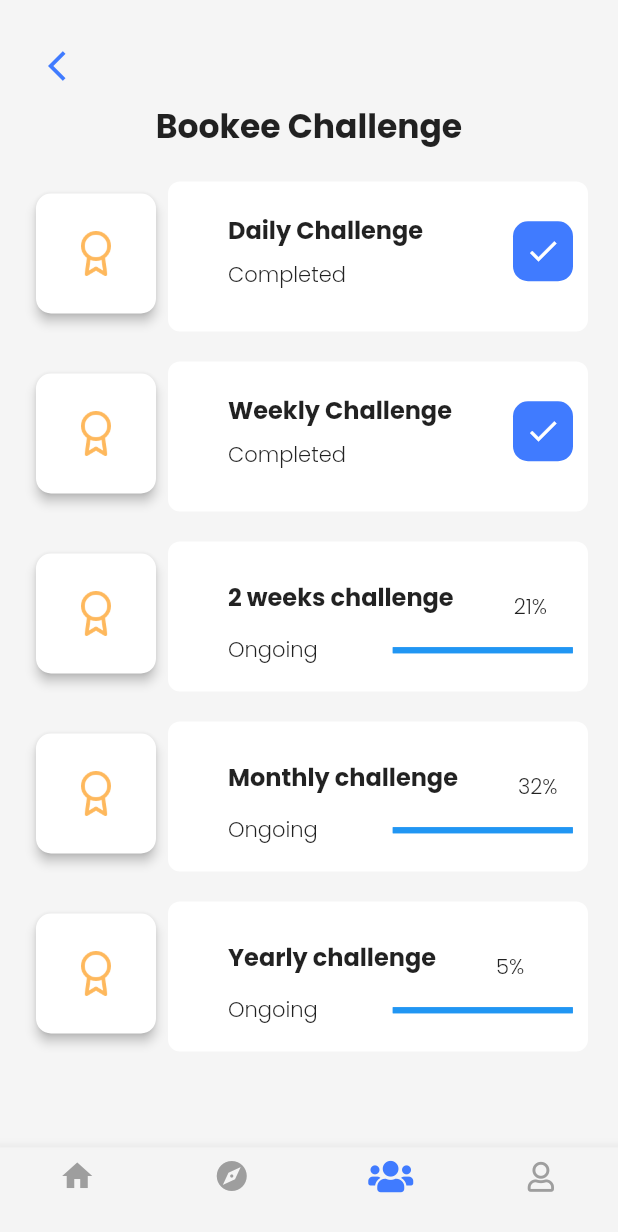
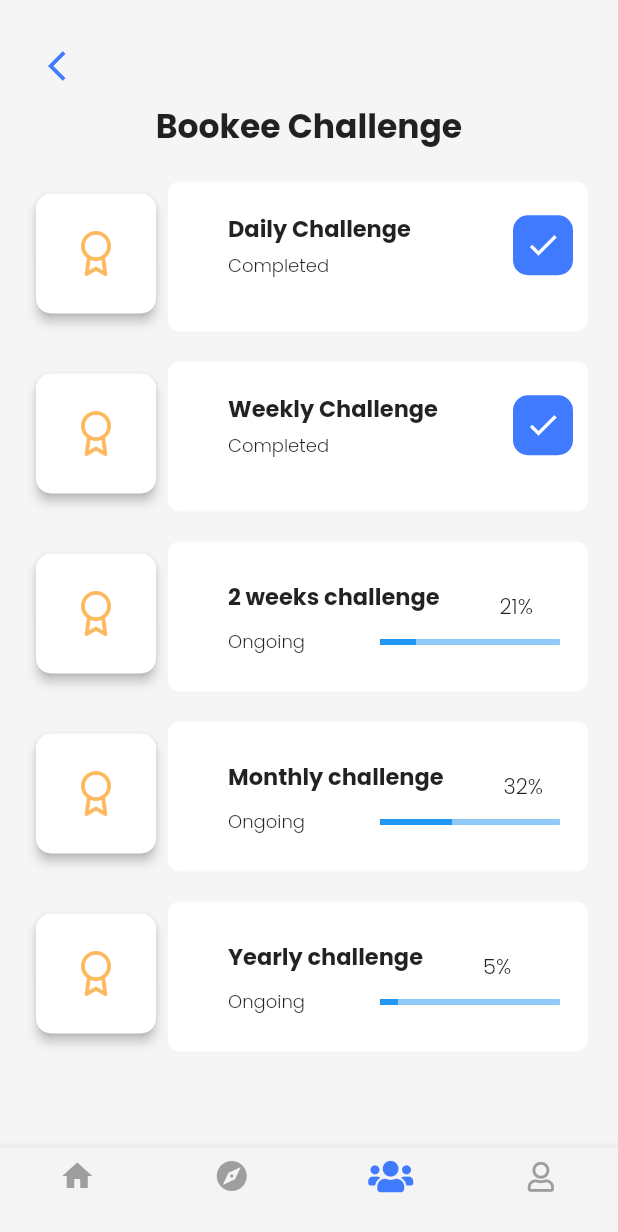
Before and after one commit to KingsleyUsoroeno/Bookee-explore, a Flutter app: the screen it shows after launch, item 3 of the bottom bar chosen, on a phone screen of 412 x 824 dp. Shown: the top 1232 px of the screen. Run offline on Flutter 3.47's test engine with Material 2 defaults, Android fonts, the phone set to English and light mode, and no system bars; our stand-ins replace font_awesome_flutter.

Commit message:
added progress to linear progress indicator

```diff
--- a/lib/ui/screens/users_screen.dart
+++ b/lib/ui/screens/users_screen.dart
@@ -22,11 +22,11 @@ class UsersScreen extends StatelessWidget {
               SizedBox(height: 20.0),
               _buildChallengeWidget(challengeType: "Weekly Challenge", isCompleted: true, progressLevel: "0"),
               SizedBox(height: 20.0),
-              _buildChallengeWidget(challengeType: "2 weeks challenge", isCompleted: false, progressLevel: "21%"),
+              _buildChallengeWidget(challengeType: "2 weeks challenge", isCompleted: false, progressLevel: "21%", progress: 0.2),
               SizedBox(height: 20.0),
-              _buildChallengeWidget(challengeType: "Monthly challenge", isCompleted: false, progressLevel: "32%"),
+              _buildChallengeWidget(challengeType: "Monthly challenge", isCompleted: false, progressLevel: "32%", progress: 0.4),
               SizedBox(height: 20.0),
-              _buildChallengeWidget(challengeType: "Yearly challenge", isCompleted: false, progressLevel: "5%"),
+              _buildChallengeWidget(challengeType: "Yearly challenge", isCompleted: false, progressLevel: "5%", progress: 0.1),
             ],
           ),
         ),
@@ -34,7 +34,7 @@ class UsersScreen extends StatelessWidget {
     );
   }
 
-  Widget _buildChallengeWidget({String challengeType, bool isCompleted, String progressLevel}) {
+  Widget _buildChallengeWidget({String challengeType, bool isCompleted, String progressLevel, double progress}) {
     return Stack(
       children: [
         Align(
@@ -60,7 +60,7 @@ class UsersScreen extends StatelessWidget {
                               children: [
                                 Text(
                                   challengeType,
-                                  style: TextStyle(fontSize: 16.0, fontWeight: FontWeight.bold),
+                                  style: TextStyle(fontSize: 15.0, fontWeight: FontWeight.bold),
                                 ),
                                 SizedBox(width: 40.0),
                                 Visibility(
@@ -74,14 +74,14 @@ class UsersScreen extends StatelessWidget {
                               ],
                             ),
                           ),
-                          SizedBox(height: 8.0),
+                          SizedBox(height: 4.0),
                           Row(
                             children: [
-                              Text(isCompleted ? "Completed" : "Ongoing"),
+                              Text(isCompleted ? "Completed" : "Ongoing", style: TextStyle(fontSize: 12.0)),
                               SizedBox(width: 50.0),
                               Visibility(
                                 visible: isCompleted ? false : true,
-                                child: SizedBox(width: 120, child: LinearProgressIndicator(backgroundColor: Colors.blue, value: 2.0)),
+                                child: SizedBox(width: 120, child: LinearProgressIndicator(value: progress ?? 0.0)),
                               )
                             ],
                           )
```
